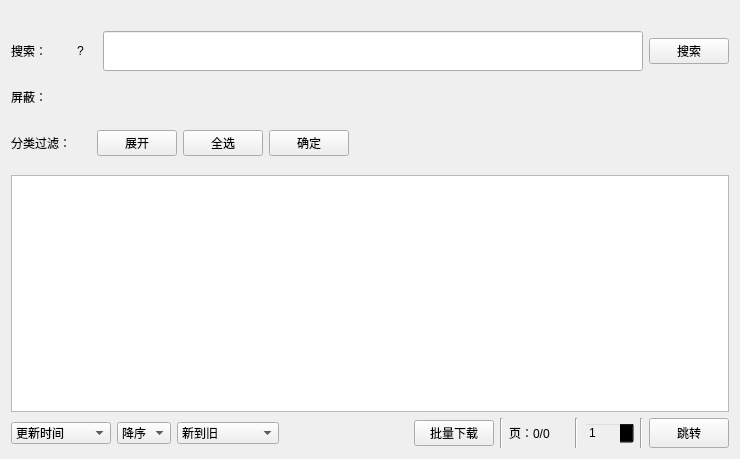
The window that ui/ui_search.ui (tonquer/picacg-qt) describes before a commit, drawn with Qt 5.
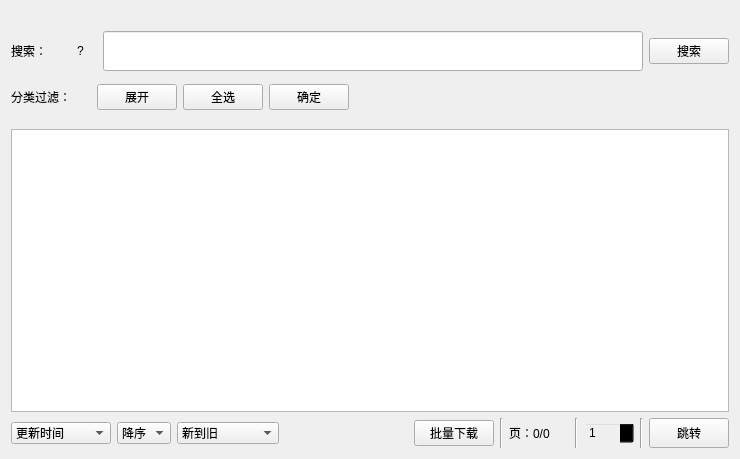
The same window after the commit. Custom widgets are drawn as their Qt base class.

What changed in the file:
```diff
--- a/ui/ui_search.ui
+++ b/ui/ui_search.ui
@@ -125,57 +125,6 @@
      </layout>
     </widget>
    </item>
-   <item>
-    <layout class="QHBoxLayout" name="horizontalLayout_3">
-     <item>
-      <widget class="QLabel" name="label_4">
-       <property name="minimumSize">
-        <size>
-         <width>80</width>
-         <height>0</height>
-        </size>
-       </property>
-       <property name="maximumSize">
-        <size>
-         <width>80</width>
-         <height>40</height>
-        </size>
-       </property>
-       <property name="text">
-        <string>屏蔽：</string>
-       </property>
-      </widget>
-     </item>
-     <item>
-      <widget class="TagListWidget" name="categoryList">
-       <property name="maximumSize">
-        <size>
-         <width>16777215</width>
-         <height>40</height>
-        </size>
-       </property>
-       <property name="styleSheet">
-        <string notr="true">QListWidget {background-color:transparent;}</string>
-       </property>
-       <property name="frameShape">
-        <enum>QFrame::StyledPanel</enum>
-       </property>
-       <property name="verticalScrollBarPolicy">
-        <enum>Qt::ScrollBarAlwaysOff</enum>
-       </property>
-       <property name="horizontalScrollBarPolicy">
-        <enum>Qt::ScrollBarAlwaysOff</enum>
-       </property>
-       <property name="flow">
-        <enum>QListView::LeftToRight</enum>
-       </property>
-       <property name="spacing">
-        <number>6</number>
-       </property>
-      </widget>
-     </item>
-    </layout>
-   </item>
    <item>
     <layout class="QHBoxLayout" name="horizontalLayout_4">
      <item>
@@ -449,11 +398,6 @@
    <extends>QListWidget</extends>
    <header location="global">component.list.comic_list_widget.h</header>
   </customwidget>
-  <customwidget>
-   <class>TagListWidget</class>
-   <extends>QListWidget</extends>
-   <header location="global">component.list.tag_list_widget.h</header>
-  </customwidget>
   <customwidget>
    <class>SearchLineEdit</class>
    <extends>QLineEdit</extends>
```
